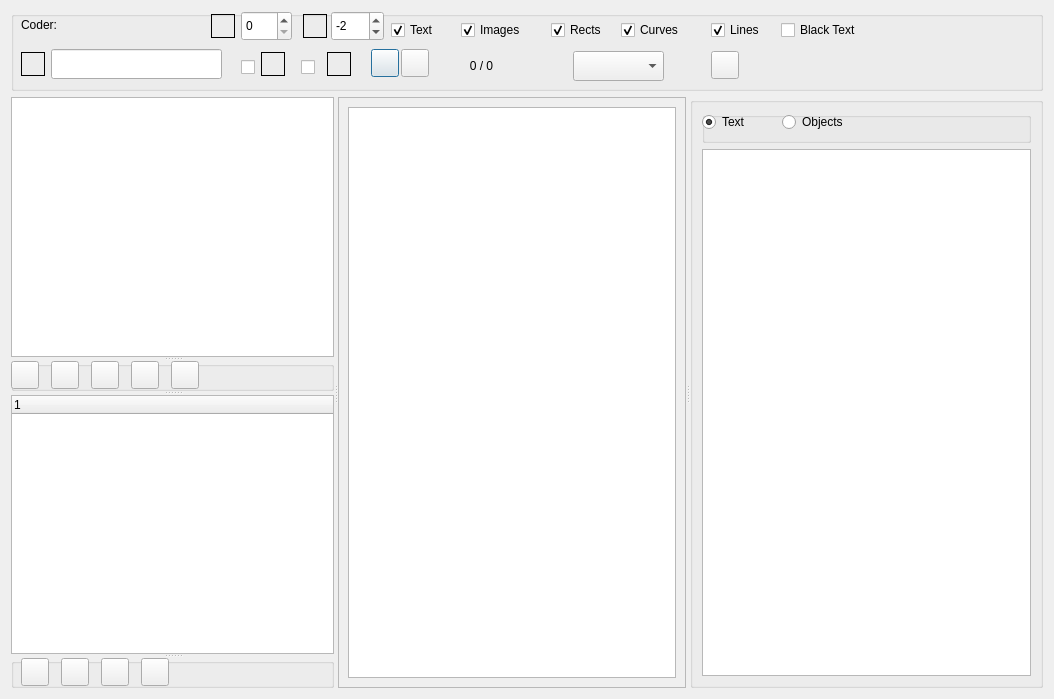
The window that GUI_UIs/ui_dialog_code_pdf.ui (ccbogel/QualCoder) describes before a commit, drawn with Qt 5.
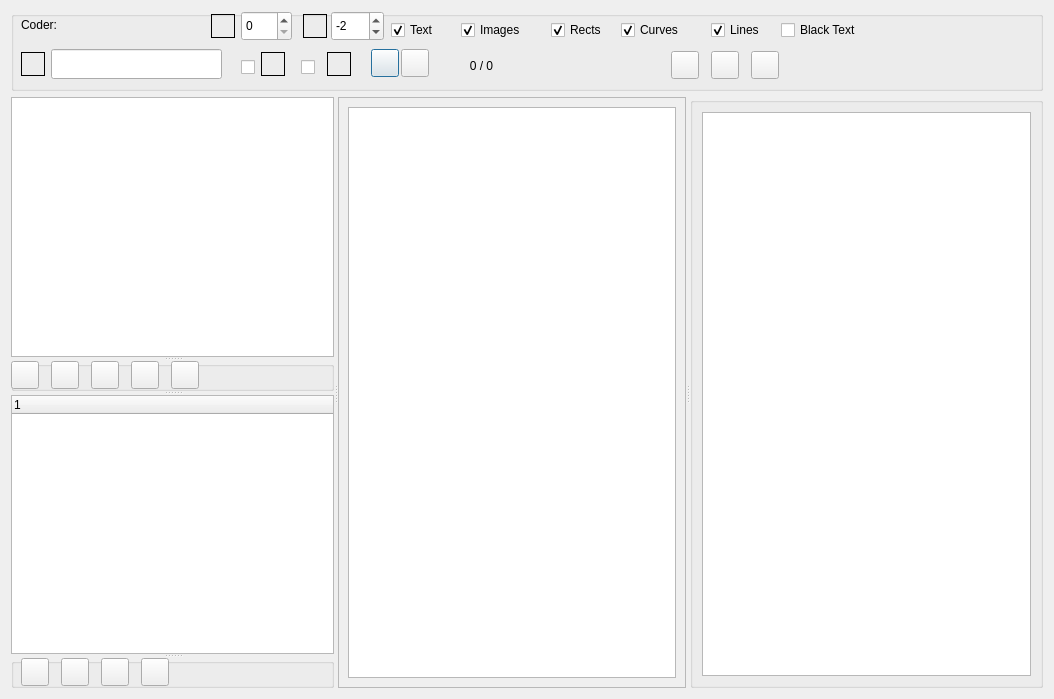
The same window after the commit.

The edit to the form file:
```diff
--- a/GUI_UIs/ui_dialog_code_pdf.ui
+++ b/GUI_UIs/ui_dialog_code_pdf.ui
@@ -276,50 +276,6 @@
        <string/>
       </property>
      </widget>
-     <widget class="QLabel" name="label_exports">
-      <property name="geometry">
-       <rect>
-        <x>532</x>
-        <y>43</y>
-        <width>24</width>
-        <height>24</height>
-       </rect>
-      </property>
-      <property name="toolTip">
-       <string>Export</string>
-      </property>
-      <property name="text">
-       <string/>
-      </property>
-     </widget>
-     <widget class="QComboBox" name="comboBox_export">
-      <property name="geometry">
-       <rect>
-        <x>562</x>
-        <y>40</y>
-        <width>91</width>
-        <height>30</height>
-       </rect>
-      </property>
-      <property name="toolTip">
-       <string>Export</string>
-      </property>
-      <item>
-       <property name="text">
-        <string/>
-       </property>
-      </item>
-      <item>
-       <property name="text">
-        <string>html</string>
-       </property>
-      </item>
-      <item>
-       <property name="text">
-        <string>odt</string>
-       </property>
-      </item>
-     </widget>
      <widget class="QSpinBox" name="spinBox">
       <property name="geometry">
        <rect>
@@ -488,6 +444,38 @@
        <bool>true</bool>
       </property>
      </widget>
+     <widget class="QPushButton" name="pushButton_object_info">
+      <property name="geometry">
+       <rect>
+        <x>740</x>
+        <y>40</y>
+        <width>28</width>
+        <height>28</height>
+       </rect>
+      </property>
+      <property name="toolTip">
+       <string>&lt;html&gt;&lt;head/&gt;&lt;body&gt;&lt;p&gt;PDF object information&lt;/p&gt;&lt;/body&gt;&lt;/html&gt;</string>
+      </property>
+      <property name="text">
+       <string/>
+      </property>
+     </widget>
+     <widget class="QPushButton" name="pushButton_export">
+      <property name="geometry">
+       <rect>
+        <x>660</x>
+        <y>40</y>
+        <width>28</width>
+        <height>28</height>
+       </rect>
+      </property>
+      <property name="toolTip">
+       <string>&lt;html&gt;&lt;head/&gt;&lt;body&gt;&lt;p&gt;Export image&lt;/p&gt;&lt;/body&gt;&lt;/html&gt;</string>
+      </property>
+      <property name="text">
+       <string/>
+      </property>
+     </widget>
     </widget>
    </item>
    <item row="1" column="0">
@@ -738,51 +726,6 @@
       </property>
       <layout class="QGridLayout" name="gridLayout">
        <item row="0" column="0">
-        <widget class="QGroupBox" name="groupBox_2">
-         <property name="minimumSize">
-          <size>
-           <width>0</width>
-           <height>30</height>
-          </size>
-         </property>
-         <property name="title">
-          <string/>
-         </property>
-         <widget class="QRadioButton" name="radioButton_text">
-          <property name="geometry">
-           <rect>
-            <x>0</x>
-            <y>0</y>
-            <width>61</width>
-            <height>20</height>
-           </rect>
-          </property>
-          <property name="toolTipDuration">
-           <number>-1</number>
-          </property>
-          <property name="text">
-           <string>Text</string>
-          </property>
-          <property name="checked">
-           <bool>true</bool>
-          </property>
-         </widget>
-         <widget class="QRadioButton" name="radioButton_objects">
-          <property name="geometry">
-           <rect>
-            <x>80</x>
-            <y>0</y>
-            <width>81</width>
-            <height>20</height>
-           </rect>
-          </property>
-          <property name="text">
-           <string>Objects</string>
-          </property>
-         </widget>
-        </widget>
-       </item>
-       <item row="1" column="0">
         <widget class="QSplitter" name="splitter_2">
          <property name="orientation">
           <enum>Qt::Vertical</enum>
```
Left out of the diff: 5 changed lines with no effect on the pictures.
